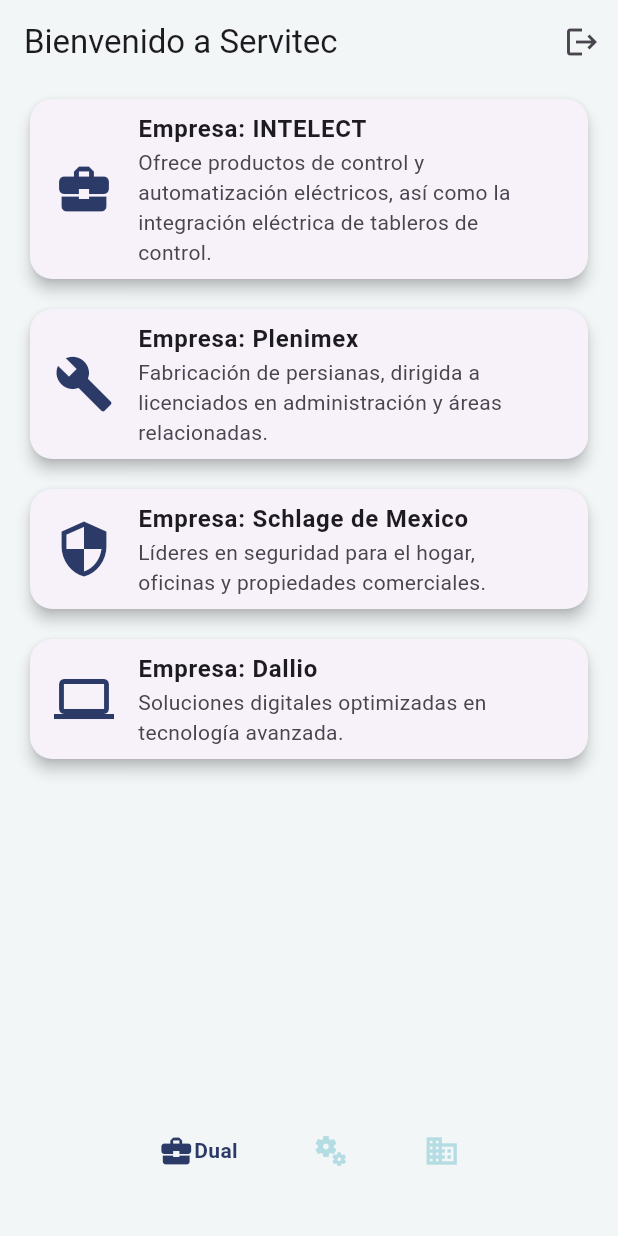
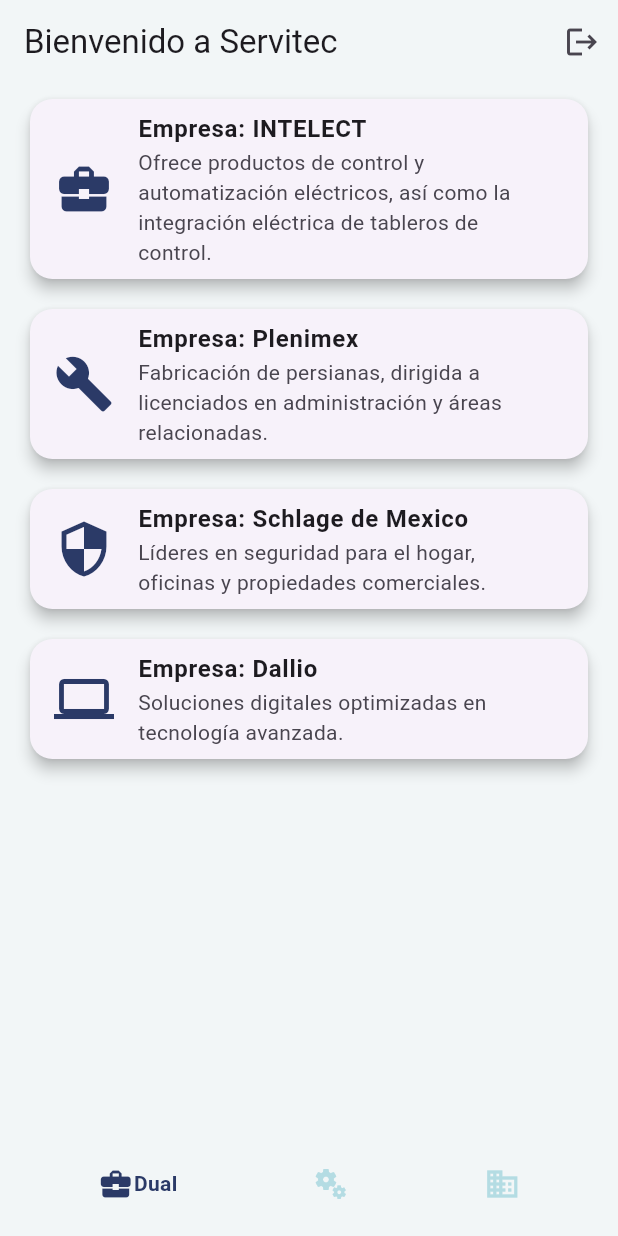
Before and after one commit to Zunni97/proyecto_ss, a Flutter app: the screen it shows once a user with an empty profile is signed in, on a phone screen of 412 x 824 dp. Run offline on Flutter 3.47's test engine with Material 3 defaults, Android fonts, the phone set to English and light mode, and no system bars; drawn by our look-alikes of google_nav_bar; our stand-ins replace firebase_auth, firebase_core; accounts and stored records are empty.

Commit message:
nuevos estilos y correcion de errores

```diff
--- a/lib/pages/home_page.dart
+++ b/lib/pages/home_page.dart
@@ -1,5 +1,4 @@
 import 'dart:collection';
-
 import 'package:firebase_auth/firebase_auth.dart';
 import 'package:flutter/material.dart';
 import 'package:ss2025/colors.dart';
--- a/lib/widgets/bottom_custom_navigation_bar.dart
+++ b/lib/widgets/bottom_custom_navigation_bar.dart
@@ -13,7 +13,7 @@
       margin: const EdgeInsets.all(20),
       child: GNav(
         onTabChange: onTabChange,
-        mainAxisAlignment: MainAxisAlignment.center,
+        mainAxisAlignment: MainAxisAlignment.spaceAround,
         color: AppColors.lightBlue,
         activeColor: AppColors.primary,
         tabBorderRadius: 20,
@@ -21,14 +21,17 @@
           GButton(
             icon: Icons.business_center,
             text: 'Dual',
+            padding: EdgeInsets.all(3.0),
           ),
           GButton(
             icon: Icons.miscellaneous_services,
             text: 'Servicio Social',
+            padding: EdgeInsets.all(3.0),
           ),
           GButton(
             icon: Icons.business_sharp,
             text: 'Residencias',
+            padding: EdgeInsets.all(3.0),
           ),
         ],
       ),
```
Also changed, not shown: lib/images/intelec.PNG.
